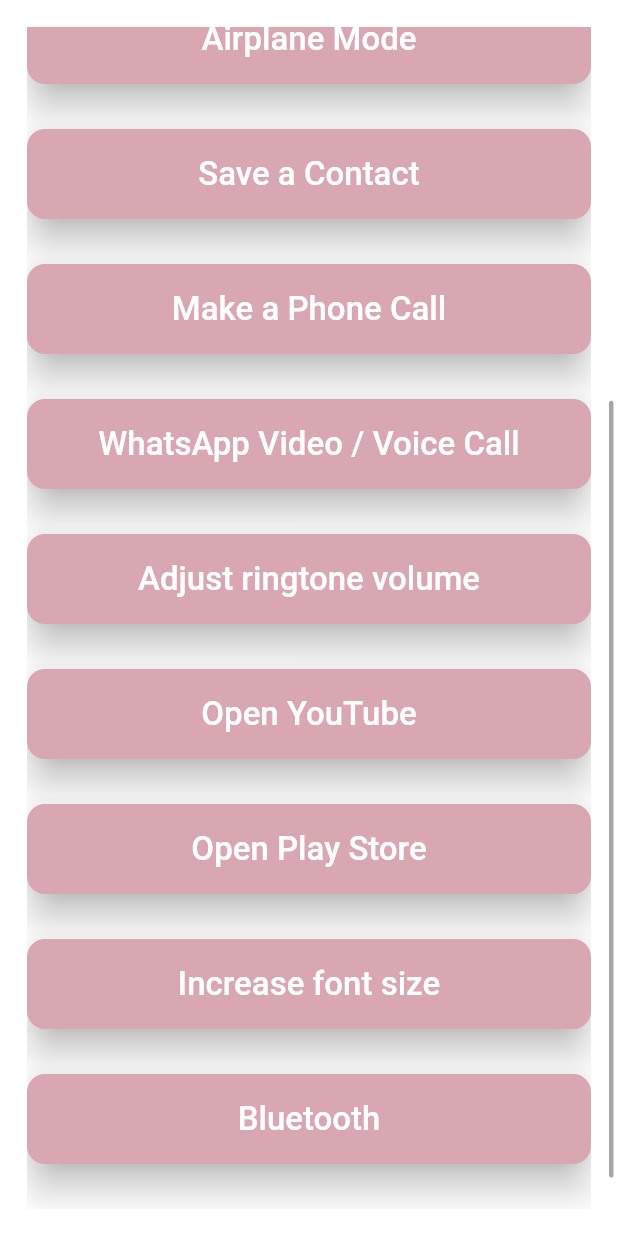
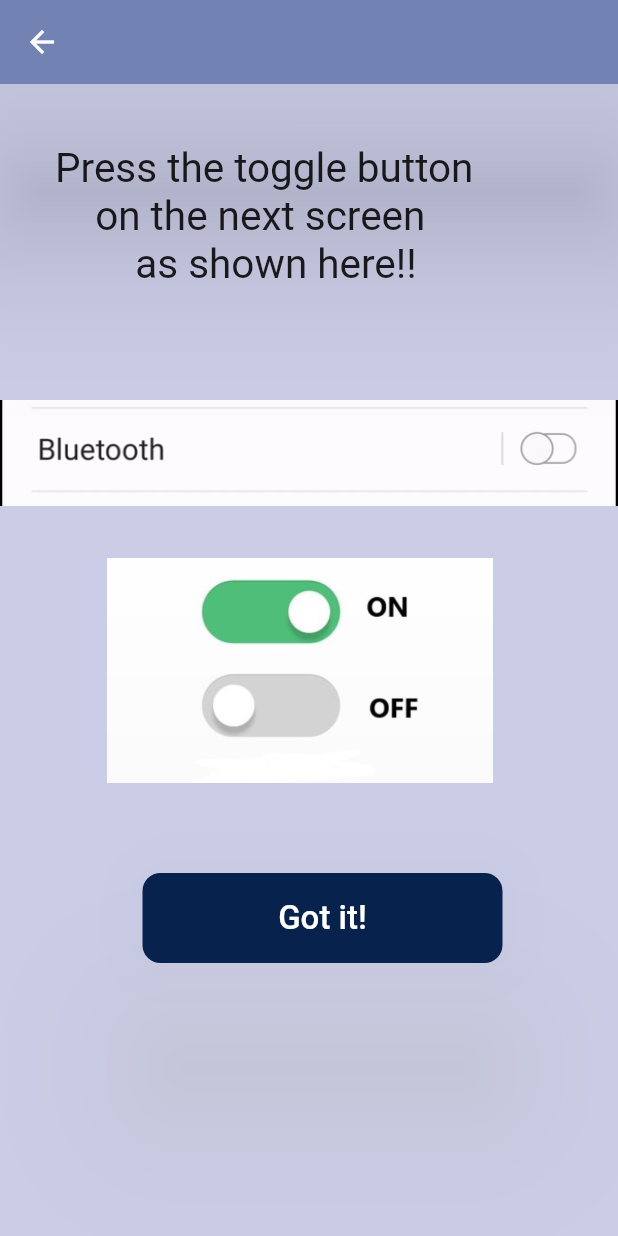
Before and after one commit to jahnavi2k/EldBud, a Flutter app: the Questions screen opened by its route, scrolled down 421 dp, after a tap on "Bluetooth", on a phone screen of 412 x 824 dp. Run offline on Flutter 3.47's test engine with Material 2 defaults, Android fonts, the phone set to English and light mode, and no system bars; our stand-ins replace connectivity_plus, contacts_service, form_field_validator, permission_handler; missing offline and left inert: app_settings, flutter_launch, fluttercontactpicker, open_settings, system_settings; Roboto replaces fonts that are missing (Mon); project files that could hold a hidden picture were left out.

Commit message:
updated icon and added bluetooth instructions

```diff
--- a/lib/main.dart
+++ b/lib/main.dart
@@ -1,4 +1,5 @@
 import 'package:we_project/pages/ContactPicker.dart';
+import 'package:we_project/pages/bluetooth.dart';
 import 'package:we_project/pages/connectivity.dart';
 import 'package:we_project/pages/fontSize.dart';
 import 'package:we_project/pages/playstore.dart';
@@ -34,6 +35,7 @@
       'voice_call': (context) => VoiceCall(),
       'video_call': (context) => VideoCall(),
       'con_check': (context) => Con(),
+      'bluetooth': (context) => Bluetooth(),
     },
   ));
 }
--- /dev/null
+++ b/lib/pages/bluetooth.dart
@@ -0,0 +1,98 @@
+import 'package:flutter/material.dart';
+import 'package:open_settings/open_settings.dart';
+
+class Bluetooth extends StatefulWidget {
+  @override
+  _Bluetooth createState() => _Bluetooth();
+}
+
+class _Bluetooth extends State<Bluetooth> {
+  @override
+  Widget build(BuildContext context) {
+    return Scaffold(
+        backgroundColor: Color(0xffCBCDE7),
+        appBar: AppBar(
+          backgroundColor: Color(0xff7283B3),
+          elevation: 50.0,
+        ),
+        body: SingleChildScrollView(
+          child: Column(
+            children: [
+              Row(
+                children: [
+                  Padding(
+                    padding: const EdgeInsets.fromLTRB(30.0, 40.0, 0.0, 70.0),
+                    child: Text(
+                      ' Press the toggle button \n     on the next screen\n         as shown here!!',
+                      style: TextStyle(
+                        fontSize: 27.0,
+                        fontFamily: 'Mon',
+                      ),
+                    ),
+                  )
+                ],
+              ),
+              Row(
+                children: [
+                  Expanded(
+                    child: Image.asset(
+                      'assets/bluetoothgif.gif',
+                      width: 450.0,
+                      height: 80.0,
+                    ),
+                  )
+                ],
+              ),
+
+              Row(
+                children: [
+                  Padding(
+                    padding: const EdgeInsets.fromLTRB(0.0, 30.0, 0.0, 0.0),
+                    child: Expanded(
+                      child: Image(
+                        image: AssetImage('assets/OnOff.jpg'),
+                        width: 400.0,
+                        height: 150.0,
+                      ),
+                    ),
+                  ),
+                ],
+              ),
+              Row(
+                children: [
+                  Padding(
+                    padding: const EdgeInsets.fromLTRB(95.0, 60.0, 10.0, 0.0),
+                    child: Container(
+                        child: ElevatedButton(
+                          child: Text(
+                            "Got it!",
+                            style: TextStyle(
+                              fontSize: 22.0,
+                              fontFamily: 'Mon',
+
+                            ),
+                          ),
+                          onPressed: () {
+                            OpenSettings.openBluetoothSetting();
+                          },
+                          style: ElevatedButton.styleFrom(
+                            fixedSize: Size(240.0,60.0),
+                            primary: Color(0xFF07224C),
+                            onPrimary: Color(0XFFFFFFFF),
+                            shadowColor: Colors.grey[100],
+                            elevation: 50.0,
+                            shape: RoundedRectangleBorder(
+                              borderRadius: BorderRadius.circular(12.0),
+                            ),
+                          ),
+                        )
+                    ),
+                  ),
+                ],
+              )
+            ],
+          ),
+        )
+    );
+  }
+}
--- a/lib/pages/home.dart
+++ b/lib/pages/home.dart
@@ -1,5 +1,4 @@
 import 'package:flutter/material.dart';
-
 class WeProject extends StatefulWidget {
 
   @override
--- a/lib/pages/questions.dart
+++ b/lib/pages/questions.dart
@@ -380,7 +380,7 @@
                       ),
                     ),
                     onPressed: () {
-                      SystemSettings.bluetooth();
+                      Navigator.pushNamed(context,'bluetooth');
                     },
                     style: ElevatedButton.styleFrom(
                       fixedSize: Size(140.0,60.0),
```
Also changed, not shown: assets/bluetoothgif.gif (added), assets/icon/icon.jpg.
